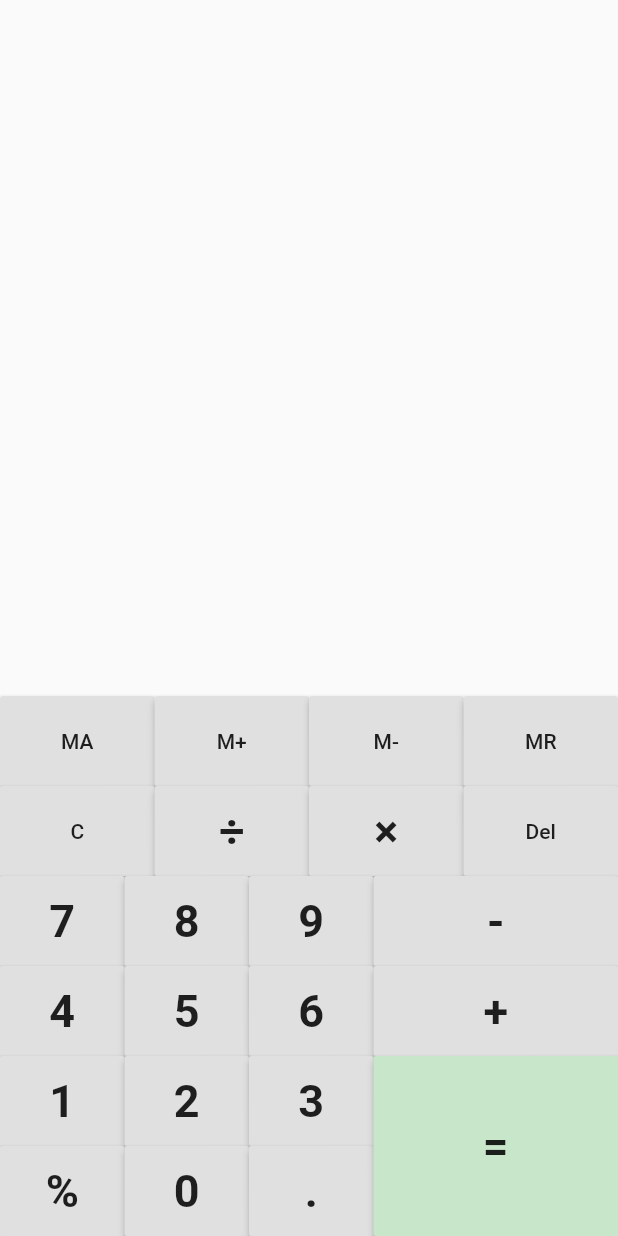
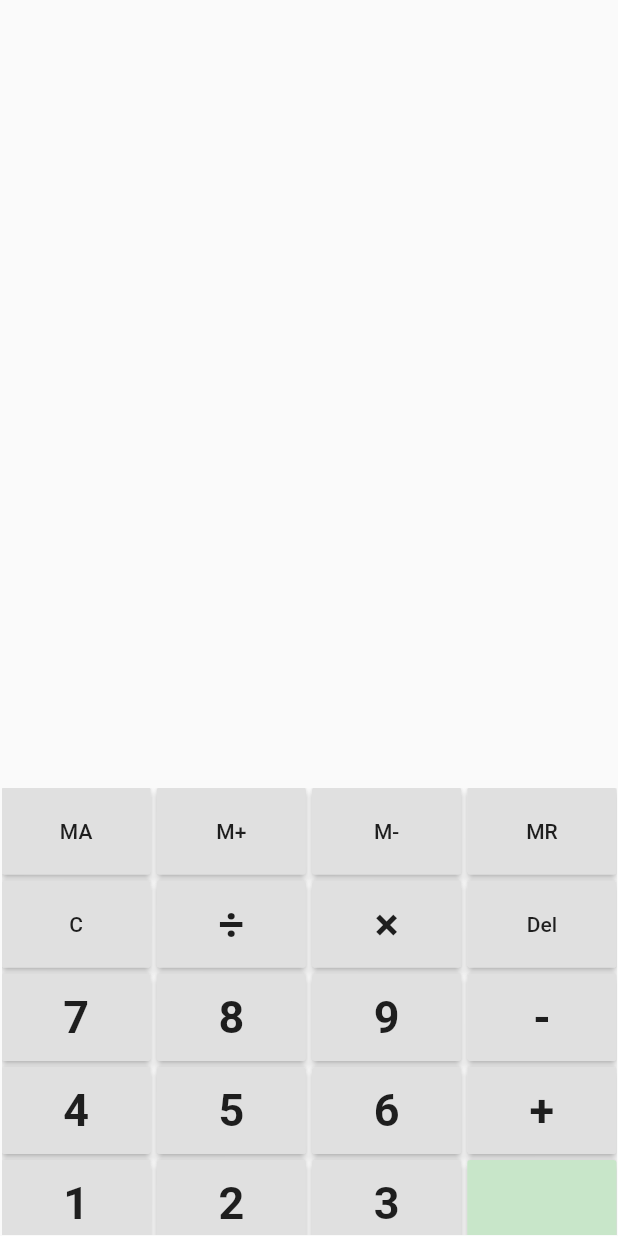
Before and after one commit to bigmangolee/ardor-calculator, a Flutter app: the CalGeneral widget shown alone on an empty page, opened directly, on a phone screen of 412 x 824 dp. Run offline on Flutter 3.47's test engine with Material 2 defaults, Android fonts, the phone set to English and light mode, and no system bars; our stand-ins replace fluttertoast; accounts and stored records are empty; generated files the repository leaves out were written again.

```diff
--- a/lib/app/anise/calculator/cal_general.dart
+++ b/lib/app/anise/calculator/cal_general.dart
@@ -14,11 +14,11 @@
 
 import 'package:anise_calculator/library/applog.dart';
 import 'package:flutter/material.dart';
+import 'package:flutter_staggered_grid_view/flutter_staggered_grid_view.dart';
 import 'package:fluttertoast/fluttertoast.dart';
 
 import 'package:anise_calculator/app/anise/calculator/cal_base.dart';
 import 'formula/formula.dart';
-
 
 typedef CalculatorCallback = void Function(String key);
 typedef CalculatorCallbackInt = void Function(int key);
@@ -35,12 +35,20 @@ class CalGeneral extends CalBase {
 
   MemoryOperation _memoryOperationMAMC;
 
-  CalGeneral(){
+  CalGeneral() {
     _formulaController = new FormulaController(
-          (String msg) {onTools(msg);},
-          (String msg) {onInputDisplay(msg);},
-          (String msg) {onOutputDisplay(msg);},
-          (String msg) {onWarning(msg);},
+      (String msg) {
+        onTools(msg);
+      },
+      (String msg) {
+        onInputDisplay(msg);
+      },
+      (String msg) {
+        onOutputDisplay(msg);
+      },
+      (String msg) {
+        onWarning(msg);
+      },
     );
   }
 
@@ -58,139 +66,129 @@ class CalGeneral extends CalBase {
   Widget build(BuildContext context) {
     return new Center(
       child: new Column(
-        mainAxisSize: MainAxisSize.max,
+//        mainAxisSize: MainAxisSize.min,
+        mainAxisAlignment: MainAxisAlignment.end,
         crossAxisAlignment: CrossAxisAlignment.start,
         children: <Widget>[
-          new Container(
-            alignment: Alignment.centerRight,
-            child: _toolInfo,
-          ),
           new Expanded(
               flex: 1,
               child: Container(
-                child: _inputInfo,
+                child: new Column(children: <Widget>[
+                  _toolInfo,
+                  _inputInfo,
+                  _outputInfo,
+                ]),
               )),
-          new Expanded(
-              flex: 1,
-              child: Container(
-                child: _outputInfo,
+          new Container(
+            alignment: Alignment.bottomCenter,
+            height: 300,
+            padding:const EdgeInsets.all(1.0),
+            child: new StaggeredGridView.countBuilder(
+              crossAxisCount: 4,
+              itemCount: 23,
+              itemBuilder: (BuildContext context, int index) => new Container(
+                  child: new Center(
+                child: getKeyboard(index),
               )),
-          new Row(
-              mainAxisSize: MainAxisSize.min,
-              crossAxisAlignment: CrossAxisAlignment.start,
-              children: <Widget>[
-                _getMemoryOperationMAMC(),
-                new MemoryOperation(MemoryOpera.Plus, (dynamic key) {
-                  onKey(key);
-                }),
-                new MemoryOperation(MemoryOpera.Minus, (dynamic key) {
-                  onKey(key);
-                }),
-                new MemoryOperation(MemoryOpera.Read, (dynamic key) {
-                  onKey(key);
-                }),
-              ]),
-          new Row(
-              mainAxisSize: MainAxisSize.min,
-              crossAxisAlignment: CrossAxisAlignment.start,
-              children: <Widget>[
-                new _CleanOperation(() {
-                  onKey(FormulaAction.Clean);
-                }),
-                new _MathOperation(FormulaType.Devi, (dynamic key) {
-                  onKey(key);
-                }),
-                new _MathOperation(FormulaType.Multi, (dynamic key) {
-                  onKey(key);
-                }),
-                new _DeleteOperation(() {
-                  onKey(FormulaAction.Delete);
-                }),
-              ]),
-          new Row(
-              mainAxisSize: MainAxisSize.min,
-              crossAxisAlignment: CrossAxisAlignment.start,
-              children: <Widget>[
-                new _CalInput(7, (int key) {
-                  onKey(key);
-                }),
-                new _CalInput(8, (int key) {
-                  onKey(key);
-                }),
-                new _CalInput(9, (int key) {
-                  onKey(key);
-                }),
-                new _MathOperation(FormulaType.Minus, (dynamic key) {
-                  onKey(key);
-                }),
-              ]),
-          new Row(
-              mainAxisSize: MainAxisSize.min,
-              crossAxisAlignment: CrossAxisAlignment.start,
-              children: <Widget>[
-                new _CalInput(4, (int key) {
-                  onKey(key);
-                }),
-                new _CalInput(5, (int key) {
-                  onKey(key);
-                }),
-                new _CalInput(6, (int key) {
-                  onKey(key);
-                }),
-                new _MathOperation(FormulaType.Plus, (dynamic key) {
-                  onKey(key);
-                }),
-              ]),
-          new Row(
-              mainAxisSize: MainAxisSize.max,
-              crossAxisAlignment: CrossAxisAlignment.start,
-              children: <Widget>[
-                new Column(
-                    mainAxisSize: MainAxisSize.max,
-                    crossAxisAlignment: CrossAxisAlignment.start,
-                    children: <Widget>[
-                      new Row(
-                          mainAxisSize: MainAxisSize.min,
-                          crossAxisAlignment: CrossAxisAlignment.start,
-                          children: <Widget>[
-                            new _CalInput(1, (int key) {
-                              onKey(key);
-                            }),
-                            new _CalInput(2, (int key) {
-                              onKey(key);
-                            }),
-                            new _CalInput(3, (int key) {
-                              onKey(key);
-                            }),
-                          ]),
-                      new Row(
-                          mainAxisSize: MainAxisSize.min,
-                          crossAxisAlignment: CrossAxisAlignment.start,
-                          children: <Widget>[
-                            new _CalPercent(() {
-                              onKey(FormulaType.Percent);
-                            }),
-                            new _CalInput(0, (int key) {
-                              onKey(key);
-                            }),
-                            new _CalPoint((String key) {
-                              onKey(key);
-                            }),
-                          ]),
-                    ]),
-                new _CalculateOperation(() {
-                  onKey(FormulaAction.Calculate);
-                }),
-              ]),
+              staggeredTileBuilder: (int index) =>
+                  new StaggeredTile.count(1, index == 19 ? 1.2 : 0.6),
+              mainAxisSpacing: 4.0,
+              crossAxisSpacing: 4.0,
+            ),
+          ),
         ],
       ),
     );
   }
 
+  List<Widget> list;
+  Widget getKeyboard(int index) {
+    if (list != null) {
+      return list[index];
+    }
+
+    list = new List();
+
+    //row 1
+    list.add(_getMemoryOperationMAMC());
+    list.add(new MemoryOperation(MemoryOpera.Plus, (dynamic key) {
+      onKey(key);
+    }));
+    list.add(new MemoryOperation(MemoryOpera.Minus, (dynamic key) {
+      onKey(key);
+    }));
+    list.add(new MemoryOperation(MemoryOpera.Read, (dynamic key) {
+      onKey(key);
+    }));
+    //row 2
+    list.add(new _CleanOperation(() {
+      onKey(FormulaAction.Clean);
+    }));
+    list.add(new _MathOperation(FormulaType.Devi, (dynamic key) {
+      onKey(key);
+    }));
+    list.add(new _MathOperation(FormulaType.Multi, (dynamic key) {
+      onKey(key);
+    }));
+    list.add(new _DeleteOperation(() {
+      onKey(FormulaAction.Delete);
+    }));
+    //row 3
+    list.add(new _CalInput(7, (int key) {
+      onKey(key);
+    }));
+    list.add(new _CalInput(8, (int key) {
+      onKey(key);
+    }));
+    list.add(new _CalInput(9, (int key) {
+      onKey(key);
+    }));
+    list.add(new _MathOperation(FormulaType.Minus, (dynamic key) {
+      onKey(key);
+    }));
+    //row 4
+    list.add(new _CalInput(4, (int key) {
+      onKey(key);
+    }));
+    list.add(new _CalInput(5, (int key) {
+      onKey(key);
+    }));
+    list.add(new _CalInput(6, (int key) {
+      onKey(key);
+    }));
+    list.add(new _MathOperation(FormulaType.Plus, (dynamic key) {
+      onKey(key);
+    }));
+    //row 5
+    list.add(new _CalInput(1, (int key) {
+      onKey(key);
+    }));
+    list.add(new _CalInput(2, (int key) {
+      onKey(key);
+    }));
+    list.add(new _CalInput(3, (int key) {
+      onKey(key);
+    }));
+    list.add(new _CalculateOperation(() {
+      onKey(FormulaAction.Calculate);
+    }));
+    //row 6
+    list.add(new _CalPercent(() {
+      onKey(FormulaType.Percent);
+    }));
+    list.add(new _CalInput(0, (int key) {
+      onKey(key);
+    }));
+    list.add(new _CalPoint((String key) {
+      onKey(key);
+    }));
+    return list[index];
+  }
 
   MemoryOperation _getMemoryOperationMAMC() {
     if (_memoryOperationMAMC == null) {
-      _memoryOperationMAMC =  new MemoryOperation(MemoryOpera.Add, (dynamic key) {
+      _memoryOperationMAMC =
+          new MemoryOperation(MemoryOpera.Add, (dynamic key) {
         onKey(key);
       });
     }
@@ -230,14 +228,11 @@ class CalGeneral extends CalBase {
       toastLength: Toast.LENGTH_SHORT,
       gravity: ToastGravity.CENTER,
       timeInSecForIos: 1,
-      backgroundColor:Colors.lime[100],
-      textColor:Colors.deepOrange,
+      backgroundColor: Colors.lime[100],
+      textColor: Colors.deepOrange,
     );
   }
 }
-
-const double buttonHeight = 60;
-const double buttonWidth = 83;
 
 // ignore: must_be_immutable
 class ToolInfo extends StatefulWidget {
@@ -259,9 +254,7 @@ class _ToolInfo extends State<ToolInfo> {
 
   @override
   Widget build(BuildContext context) {
-    return new Text(_info,
-        key:Key('tool_info'),
-        style: new TextStyle());
+    return new Text(_info, key: Key('tool_info'));
   }
 
   void setTextInfo(String info) {
@@ -305,7 +298,7 @@ class _InputDisplay extends State<InputDisplay> {
 //    );
     return new Text(
       _info,
-      key:Key('input_display'),
+      key: Key('input_display'),
     );
   }
 
@@ -351,7 +344,7 @@ class _OutDisplay extends State<OutDisplay> {
 //    );
     return new Text(
       _info,
-      key:Key('out_display'),
+      key: Key('out_display'),
     );
   }
 
@@ -376,10 +369,9 @@ class MemoryOperation extends StatefulWidget {
 
   @override
   State<StatefulWidget> createState() {
-    _memoryOperation = new _MemoryOperation(memoryOpera,callback);
+    _memoryOperation = new _MemoryOperation(memoryOpera, callback);
     return _memoryOperation;
   }
-
 }
 
 class _MemoryOperation extends State<MemoryOperation> {
@@ -410,17 +402,16 @@ class _MemoryOperation extends State<MemoryOperation> {
 
   @override
   Widget build(BuildContext context) {
-    return new Expanded(
-        child: Container(
-            height: buttonHeight,
+    return new Container(
+        width: double.infinity,
+        height: double.infinity,
         child: RaisedButton(
-                key:Key(memoryOpera.toString()),
+            key: Key(memoryOpera.toString()),
             child: new Text(getDisplay()),
             onPressed: () {
               callback(memoryOpera);
-                })));
+            }));
   }
-
 }
 
 class _CalInput extends StatelessWidget {
@@ -431,17 +422,18 @@ class _CalInput extends StatelessWidget {
   @override
   Widget build(BuildContext context) {
     return new Container(
-        height: buttonHeight,
-        width: buttonWidth,
+      width: double.infinity,
+      height: double.infinity,
       child: RaisedButton(
-            key:Key("input_$input"),
+          key: Key("input_$input"),
           child: new Text(
             this.input.toString(),
             style: getCalculateTextStyle(),
           ),
           onPressed: () {
             doInput();
-            }));
+          }),
+    );
   }
 
   bool doInput() {
@@ -457,10 +449,10 @@ class _CalPercent extends StatelessWidget {
   @override
   Widget build(BuildContext context) {
     return new Container(
-        height: buttonHeight,
-        width: buttonWidth,
+        width: double.infinity,
+        height: double.infinity,
         child: RaisedButton(
-            key:Key(FormulaType.Percent.toString()),
+            key: Key(FormulaType.Percent.toString()),
             child: new Text(
               "%",
               style: getCalculateTextStyle(),
@@ -483,10 +475,10 @@ class _CalPoint extends StatelessWidget {
   @override
   Widget build(BuildContext context) {
     return new Container(
-        height: buttonHeight,
-        width: buttonWidth,
+        width: double.infinity,
+        height: double.infinity,
         child: RaisedButton(
-            key:Key("input_point"),
+            key: Key("input_point"),
             child: new Text(
               ".",
               style: getCalculateTextStyle(),
@@ -502,7 +494,6 @@ class _CalPoint extends StatelessWidget {
   }
 }
 
-
 class _MathOperation extends StatelessWidget {
   FormulaType mathOpera;
   final CalculatorCallbackDynamic callback;
@@ -514,18 +505,18 @@ class _MathOperation extends StatelessWidget {
 
   @override
   Widget build(BuildContext context) {
-    return new Expanded(
-        child: Container(
-            height: buttonHeight,
+    return new Container(
+        width: double.infinity,
+        height: double.infinity,
         child: RaisedButton(
-                key:Key(mathOpera.toString()),
+            key: Key(mathOpera.toString()),
             child: new Text(
               getDisplay(),
               style: getCalculateTextStyle(),
             ),
             onPressed: () {
               doMathOpera();
-                })));
+            }));
   }
 
   void doMathOpera() {
@@ -540,17 +531,17 @@ class _CleanOperation extends StatelessWidget {
 
   @override
   Widget build(BuildContext context) {
-    return new Expanded(
-        child: Container(
-            height: buttonHeight,
+    return new Container(
+        width: double.infinity,
+        height: double.infinity,
         child: RaisedButton(
-                key:Key(FormulaAction.Clean.toString()),
+            key: Key(FormulaAction.Clean.toString()),
             child: new Text(
               "C",
             ),
             onPressed: () {
               this.callback();
-                })));
+            }));
   }
 }
 
@@ -561,17 +552,17 @@ class _DeleteOperation extends StatelessWidget {
 
   @override
   Widget build(BuildContext context) {
-    return new Expanded(
-        child: Container(
-            height: buttonHeight,
+    return new Container(
+        width: double.infinity,
+        height: double.infinity,
         child: RaisedButton(
-                key:Key(FormulaAction.Delete.toString()),
+            key: Key(FormulaAction.Delete.toString()),
             child: new Text(
               "Del",
             ),
             onPressed: () {
               this.callback();
-                })));
+            }));
   }
 }
 
@@ -582,12 +573,11 @@ class _CalculateOperation extends StatelessWidget {
 
   @override
   Widget build(BuildContext context) {
-    return new Expanded(
-        flex: 1,
-        child: Container(
-            height: buttonHeight * 2,
+    return new Container(
+        width: double.infinity,
+        height: double.infinity,
         child: RaisedButton(
-                key:Key(FormulaAction.Calculate.toString()),
+            key: Key(FormulaAction.Calculate.toString()),
             color: Colors.green[100],
             child: new Text(
               "=",
@@ -598,7 +588,7 @@ class _CalculateOperation extends StatelessWidget {
             ),
             onPressed: () {
               callback();
-                })));
+            }));
   }
 }
 
--- a/lib/main.dart
+++ b/lib/main.dart
@@ -4,6 +4,7 @@ import 'package:anise_calculator/app/anise/calculator/cal_home.dart';
 
 import 'app/anise/treasure/account_page.dart';
 import 'app/anise/treasure/group_page.dart';
+import 'app/anise/treasure/password_keyboard.dart';
 
 void main() => runApp(AniseApp());
 
--- a/pubspec.yaml
+++ b/pubspec.yaml
@@ -26,6 +26,7 @@ dependencies:
   fluttertoast: ^3.0.3
   json_annotation: ^2.0.0
   path_provider: ^1.3.0
+  flutter_staggered_grid_view: ^0.3.0
 
 dev_dependencies:
   flutter_test:
```
Also changed, not shown: lib/app/anise/treasure/group_page.dart (+10 -3 lines), lib/app/anise/treasure/password_keyboard.dart (added, +143 -0 lines). Lines whose indentation alone changed are shown as unchanged.
